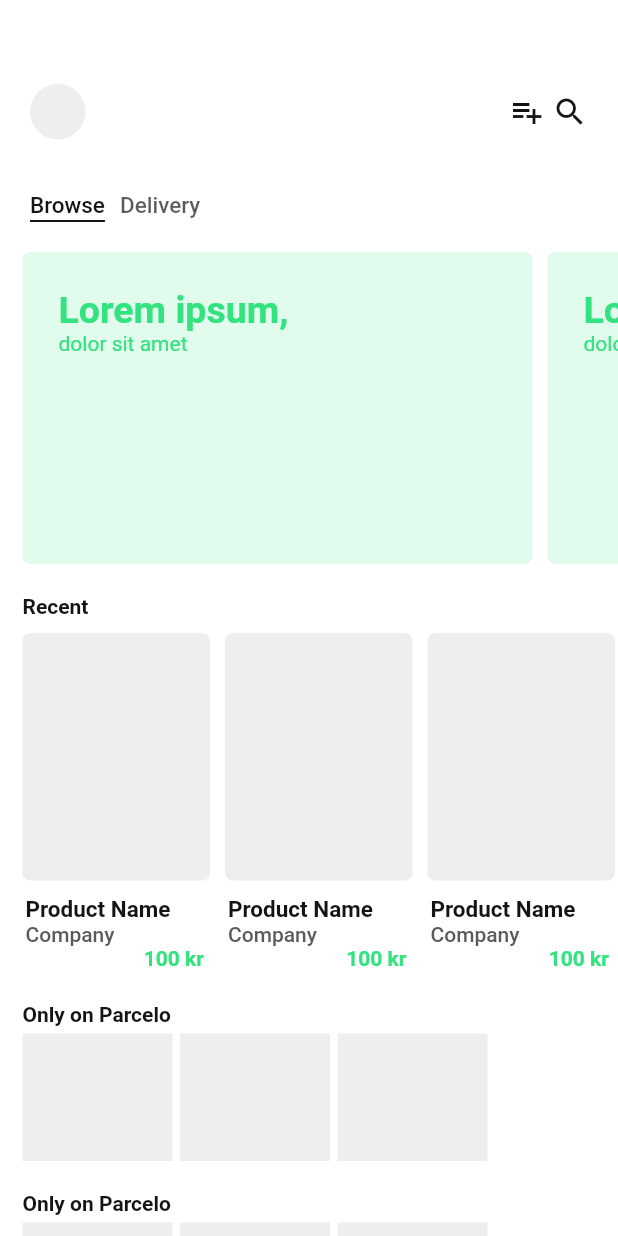
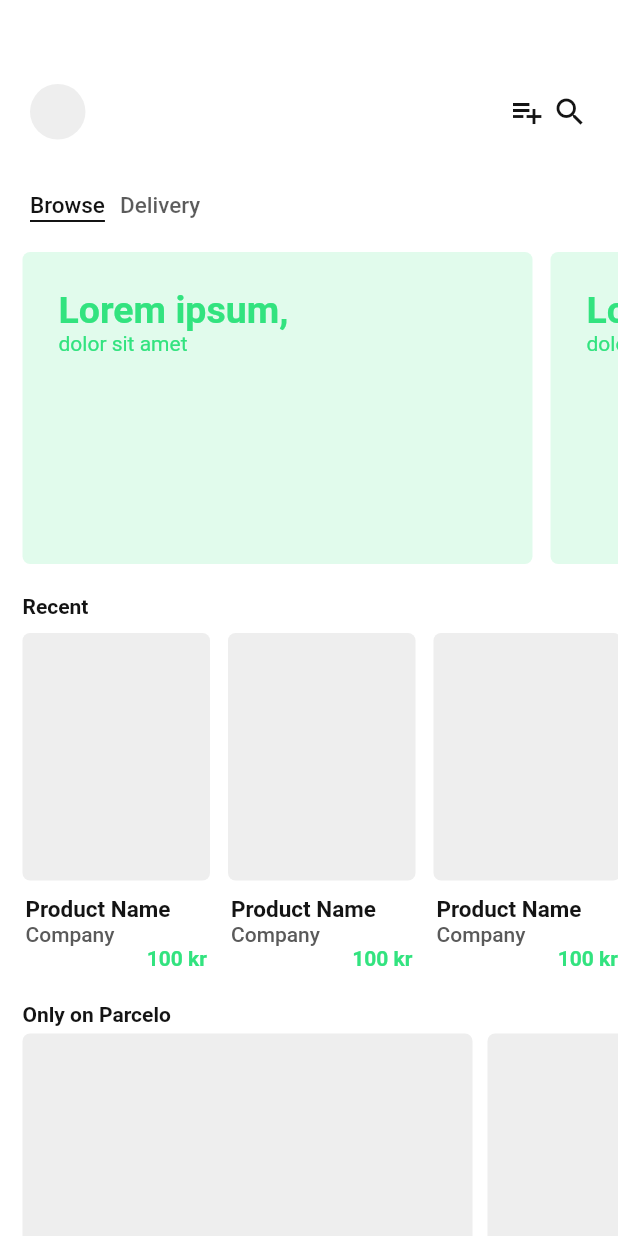
Before and after one commit to alexanderbsingh/parcelo_flutterapp, a Flutter app: the screen it shows after launch, on a phone screen of 412 x 824 dp. Run offline on Flutter 3.47's test engine with Material 2 defaults, Android fonts, the phone set to English and light mode, and no system bars; Roboto replaces fonts that are missing (Asap).

Commit message:
Started on product page

```diff
--- a/lib/argParcelo.dart
+++ b/lib/argParcelo.dart
@@ -1,5 +1,7 @@
 class ArgParcelo {
   static const double margin =  20;
+  static const double smallMargin =  10;
+
 
   static const double cornerRadius = 5;
 
@@ -7,6 +9,7 @@ class ArgParcelo {
   static const double header = 17;
   static const double subHeader = 14;
   static const double largeHeader = 25;
+  static const double smallDescription = 11;
 
   //Text, products
   static const double productTitleSmall = 15;
--- a/lib/colorsParcelo.dart
+++ b/lib/colorsParcelo.dart
@@ -5,6 +5,7 @@ class ColorsParcelo {
   static const PrimaryColorLight = Color(0x2013DE6B);
   static const AccentColor =  Color(0xFFFF8E7E);
   static const LightGreyColor =  Color(0xFFEEEEEE);
+  static const DarkGreyColor =  Color(0xFFD8D8D8);
   static const PrimaryTextColor =  Color(0xFF141414);
   static const SecondaryTextColor =  Color(0xFF5A5A5A);
 }
--- a/lib/home/browse.dart
+++ b/lib/home/browse.dart
@@ -8,8 +8,8 @@ import 'cellHeight.dart';
 class Browse extends StatelessWidget {
   var headers = ['Lorem ipsum,', 'Lorem ipsum,', 'Lorem ipsum,', 'Lorem ipsum,'];
   var subHeaders = ['dolor sit amet'];
-  var typeHeader = ['', 'Recent', 'Only on Parcelo', 'Only on Parcelo'];
-  var typeList = ['top', 'product', '', ''];
+  var typeHeader = ['', 'Recent', 'Only on Parcelo'];
+  var typeList = ['top', 'product', ''];
 
   @override
   Widget build(BuildContext context) {
@@ -39,31 +39,28 @@ class Browse extends StatelessWidget {
                   if(typeList[position1] == 'top') {
                     if(position2 != 0) {
                       return topCell(context, headers[0], subHeaders[0]);
-                    } else {
-                      return Padding(padding: EdgeInsets.only(left: 15),);
-                    }
+                    } else { return Padding(padding: EdgeInsets.only(left: 15),); }
 
                   } else if(typeList[position1] == 'product'){
                     if(position2 != 0) {
-                      return productCell(context, typeHeader[0]);
-                    } else {
-                      return Padding(padding: EdgeInsets.only(left: 15),);
-                    }
+                      return productCell(context, typeHeader[0], position1, position2);
+                    } else { return Padding(padding: EdgeInsets.only(left: 15),); }
 
                   } else {
                     if(position2 != 0) {
                       return Padding(
-                        padding: const EdgeInsets.only(right: 5, top: 5, bottom: 10),
+                        padding: const EdgeInsets.only(right: 10, top: 5, bottom: 10),
                         child: Container(
-                          height: 150,
-                          width: 100,
-                          color: ColorsParcelo.LightGreyColor,
+                          height: 160,
+                          width: 300,
+                          decoration: BoxDecoration(
+                              color: ColorsParcelo.LightGreyColor,
+                              shape: BoxShape.rectangle,
+                              borderRadius: BorderRadius.circular(ArgParcelo.cornerRadius)
+                          ),
                         ),
-                      );                    } else {
-                      return Padding(padding: EdgeInsets.only(left: 15),);
-                    }
-
-
+                      );
+                    } else { return Padding(padding: EdgeInsets.only(left: 15),); }
                   }
                 },
                 itemCount: 4,
@@ -71,7 +68,6 @@ class Browse extends StatelessWidget {
             ),
           ],
         );
-
       },
       itemCount: typeList.length,
     );
--- a/lib/home/cellHeight.dart
+++ b/lib/home/cellHeight.dart
@@ -14,7 +14,7 @@ double CellHeight(String type) {
 
     default:
       {
-        return 100;
+        return 180;
       }
   }
 
--- a/lib/home/cells/productCell.dart
+++ b/lib/home/cells/productCell.dart
@@ -1,15 +1,22 @@
 import 'package:flutter/cupertino.dart';
+import 'package:flutter/material.dart';
+import 'package:parcelo/customAnimation/slideBottomRoute.dart';
+import 'package:parcelo/product/productView.dart';
 
 import '../../argParcelo.dart';
 import '../../colorsParcelo.dart';
 
-Widget productCell(BuildContext context, String typeHeader) {
-  return Padding(
+Widget productCell(BuildContext context, String typeHeader, int pos1, int pos2) {
+  return GestureDetector(
+      onTap: () {
+        print('pressed, product');
+        Navigator.push(context, SlideBottomRoute(page: ProductView(pos1: pos1, pos2: pos2,)));
+      },
+      child: Padding(
       padding: const EdgeInsets.only(top: 10, right: 10),
       child: Column(
         crossAxisAlignment: CrossAxisAlignment.start,
         children: <Widget>[
-
           Container(
           height: 165,
           width: 125,
@@ -37,10 +44,7 @@ Widget productCell(BuildContext context, String typeHeader) {
               style: TextStyle(
                   color: ColorsParcelo.SecondaryTextColor,
                   fontWeight: FontWeight.w500,
-                    fontSize: ArgParcelo.subHeader
-                ),
-              ),
-            ],
+                  fontSize: ArgParcelo.productCompany
               ),
             ),
 
@@ -52,11 +56,17 @@ Widget productCell(BuildContext context, String typeHeader) {
                 style: TextStyle(
                     color: ColorsParcelo.PrimaryColor,
                     fontWeight: FontWeight.w600,
-                fontSize: ArgParcelo.subHeader
+                    fontSize: ArgParcelo.productCompany
                 ),
               ),
             )
           ],
             ),
+          ),
+
+
+        ],
+      ),
+    ),
   );
 }
--- a/lib/home/cells/topCell.dart
+++ b/lib/home/cells/topCell.dart
@@ -6,7 +6,7 @@ import '../../colorsParcelo.dart';
 
 Widget topCell(BuildContext context, String titleHeader, titleSubHeader) {
   return Padding(
-    padding: const EdgeInsets.only(top: 0, bottom: 10, right: 10),
+    padding: const EdgeInsets.only(top: 0, bottom: 10, right: 12),
     child: Container(
       height: 218,
       width: 340,
--- a/lib/home/homeToolbar.dart
+++ b/lib/home/homeToolbar.dart
@@ -1,12 +1,9 @@
 import 'package:flutter/material.dart';
 import 'package:parcelo/colorsParcelo.dart';
 import 'package:parcelo/customAnimation/slideBottomRoute.dart';
-import 'package:parcelo/home/delivery.dart';
-import 'package:parcelo/search/search.dart';
 
 import '../argParcelo.dart';
 import 'filterHome.dart';
-import 'main.dart';
 import 'main.dart';
 
 Widget homeToolbar(BuildContext context) {
```
Lines whose indentation alone changed are shown as unchanged.
